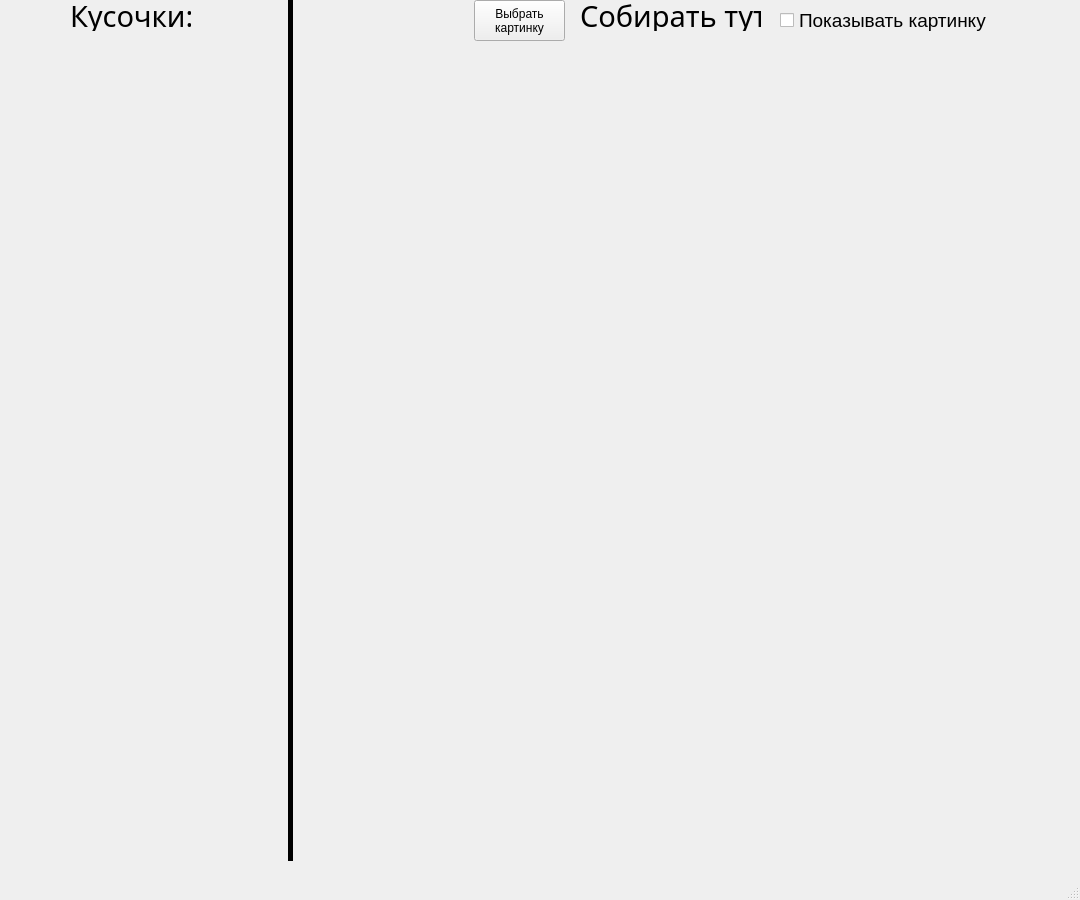
Qt form puzzle.ui (IGragon/projectP) before a commit.
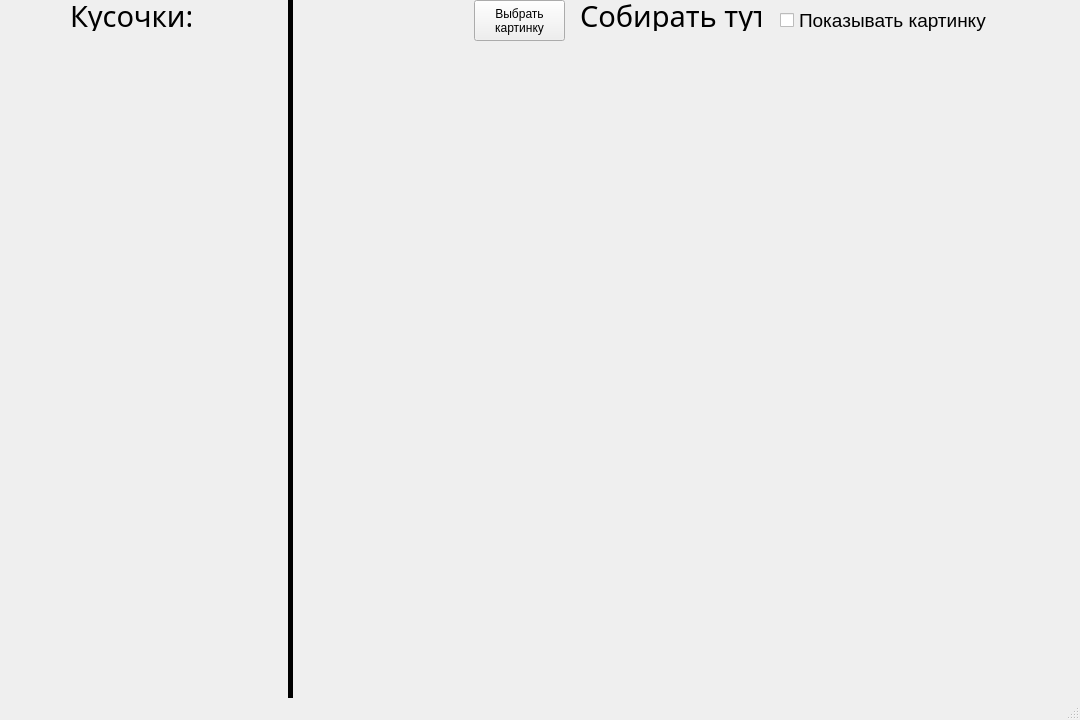
The same form after that commit.

Commit message: congrat window

Patch:
```diff
--- a/puzzle.ui
+++ b/puzzle.ui
@@ -7,7 +7,7 @@
     <x>0</x>
     <y>0</y>
     <width>1080</width>
-    <height>900</height>
+    <height>720</height>
    </rect>
   </property>
   <property name="mouseTracking">
```
The commit also changes 1 other file.
